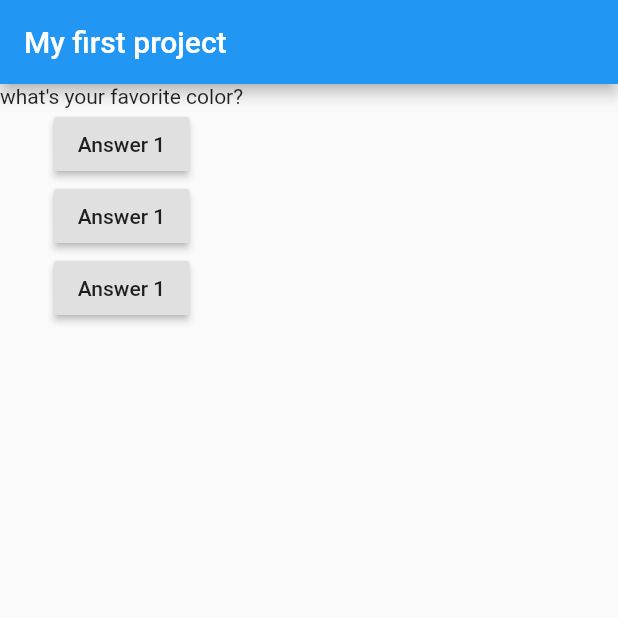
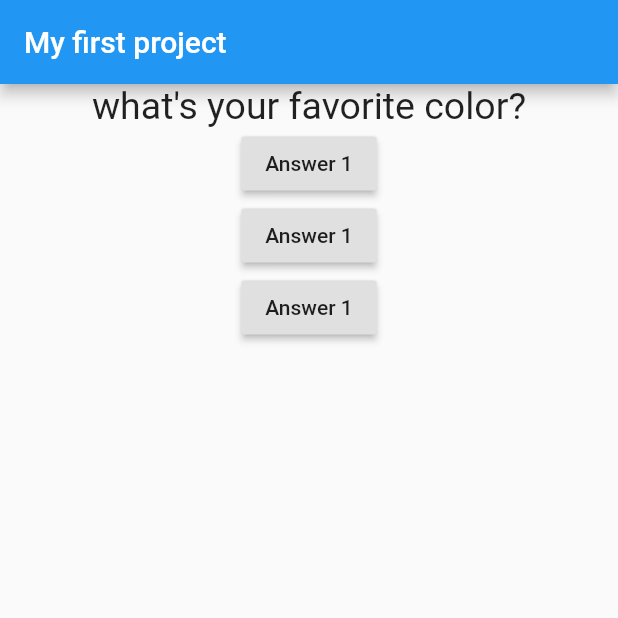
Before and after one commit to Shogil/flutter-beginner, a Flutter app: the screen it shows after launch, on a phone screen of 412 x 824 dp, the top half of it. Run offline on Flutter 3.47's test engine with Material 2 defaults, Android fonts, the phone set to English and light mode, and no system bars.

Commit message:
update the text style

```diff
--- a/lib/main.dart
+++ b/lib/main.dart
@@ -1,4 +1,5 @@
 import 'package:flutter/material.dart';
+import 'package:flutter_sample_project/question.dart';
 
 // void main(List<String> args) {
 //   runApp(MyApp());
@@ -36,7 +37,7 @@ class MyAppState extends State {
         ),
         body: Column(
           children: [
-            Text(questions[questionIndex]),
+            Question(questions[questionIndex]),
             RaisedButton(
               child: Text('Answer 1'),
               onPressed: answerQuestion,
--- a/lib/question.dart
+++ b/lib/question.dart
@@ -0,0 +1,21 @@
+import 'dart:ui';
+
+import 'package:flutter/material.dart';
+
+class Question extends StatelessWidget {
+  String questionText;
+
+  Question(this.questionText);
+
+  @override
+  Widget build(BuildContext context) {
+    return Container(
+      width: double.infinity,
+      child: Text(
+        questionText,
+        style: TextStyle(fontSize: 25),
+        textAlign: TextAlign.center,
+      ),
+    );
+  }
+}
```
